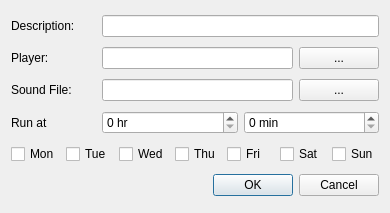
loimu/zeit, file src/alarmdialog.ui: the form before one commit.
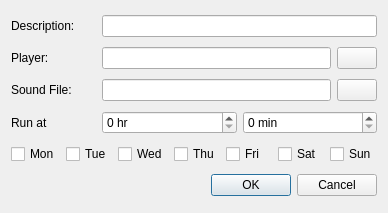
The form after the commit.

Commit message: zeit: minor changes for dialogs

Diff of the .ui file:
```diff
--- a/src/alarmdialog.ui
+++ b/src/alarmdialog.ui
@@ -6,7 +6,7 @@
    <rect>
     <x>0</x>
     <y>0</y>
-    <width>390</width>
+    <width>388</width>
     <height>213</height>
    </rect>
   </property>
@@ -63,7 +63,7 @@
      <item>
       <widget class="QPushButton" name="pushButtonPlayer">
        <property name="text">
-        <string>...</string>
+        <string notr="true"/>
        </property>
       </widget>
      </item>
@@ -94,7 +94,7 @@
      <item>
       <widget class="QPushButton" name="pushButtonSoundFile">
        <property name="text">
-        <string>...</string>
+        <string notr="true"/>
        </property>
       </widget>
      </item>
```
The commit also changes 6 other files.
